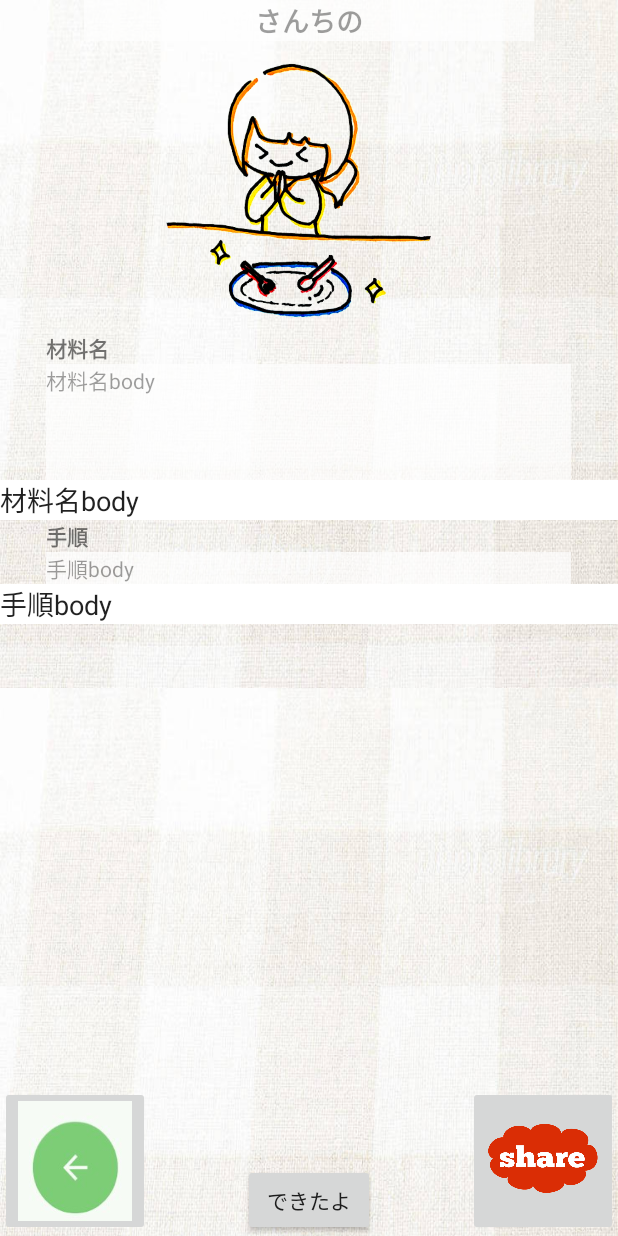
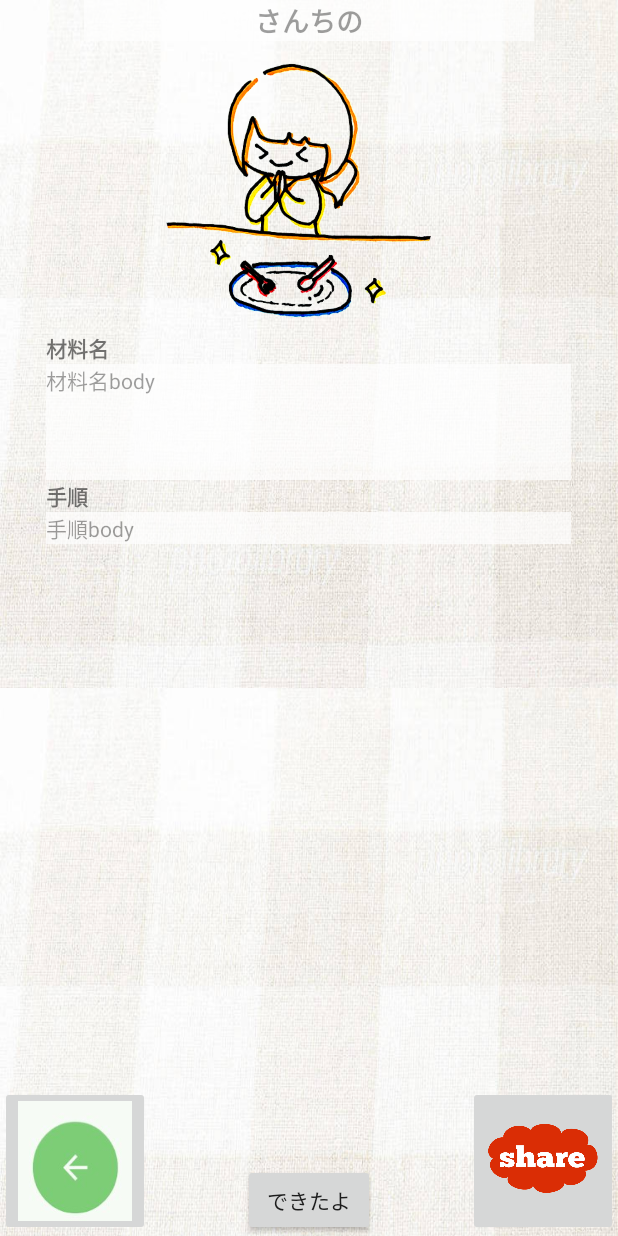
Before and after one commit to 4noha/____, an Android app: the layout activity_recipe.xml on its own in the app's theme, with its tools: preview values and no code run, on a phone screen of 412 x 824 dp. Run offline under Robolectric (Android 15) with nearby library versions, the light colour scheme and no system bars; Roboto replaces fonts that are not available here.

Commit message:
Edit用Viewが出っぱなしだったのを修正

```diff
--- a/app/src/main/res/layout/activity_recipe.xml
+++ b/app/src/main/res/layout/activity_recipe.xml
@@ -88,7 +88,8 @@
                 android:layout_height="wrap_content"
                 android:background="#ffffff"
                 android:text="材料名body"
-                android:focusable="false" />
+                android:focusable="false"
+                android:visibility="gone"  />
 
             <TextView
                 android:id="@+id/textView2"
@@ -117,7 +118,8 @@
                 android:layout_height="wrap_content"
                 android:background="#ffffff"
                 android:text="手順body"
-                android:focusable="false" />
+                android:focusable="false"
+                android:visibility="gone"  />
 
             <RelativeLayout
                 android:layout_width="match_parent"
```
